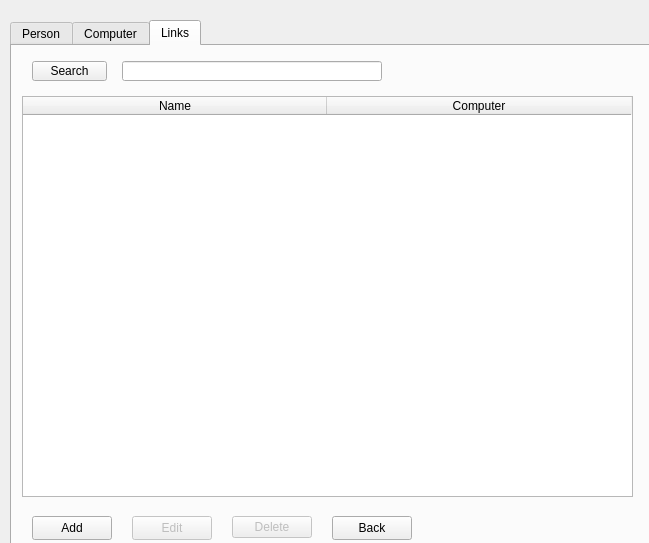
First picture: the form in Widget/displaylist.ui, repository Ladanvini/VLN1-Hopur-5, before the edit.
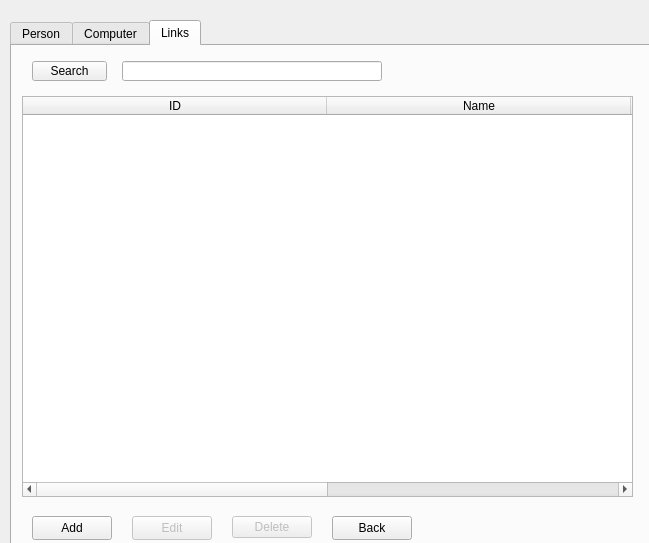
Second picture: the form after the edit.

Commit message: Added IDs to the display list for comps, people, and links and fixed the cell sizes

```diff
--- a/Widget/displaylist.ui
+++ b/Widget/displaylist.ui
@@ -313,11 +313,21 @@
      <attribute name="horizontalHeaderDefaultSectionSize">
       <number>304</number>
      </attribute>
+     <column>
+      <property name="text">
+       <string>ID</string>
+      </property>
+     </column>
      <column>
       <property name="text">
        <string>Name</string>
       </property>
      </column>
+     <column>
+      <property name="text">
+       <string>ID</string>
+      </property>
+     </column>
      <column>
       <property name="text">
        <string>Computer</string>
```
Left out of the diff: 10 changed lines with no effect on the pictures. The commit also changes 2 other files.
